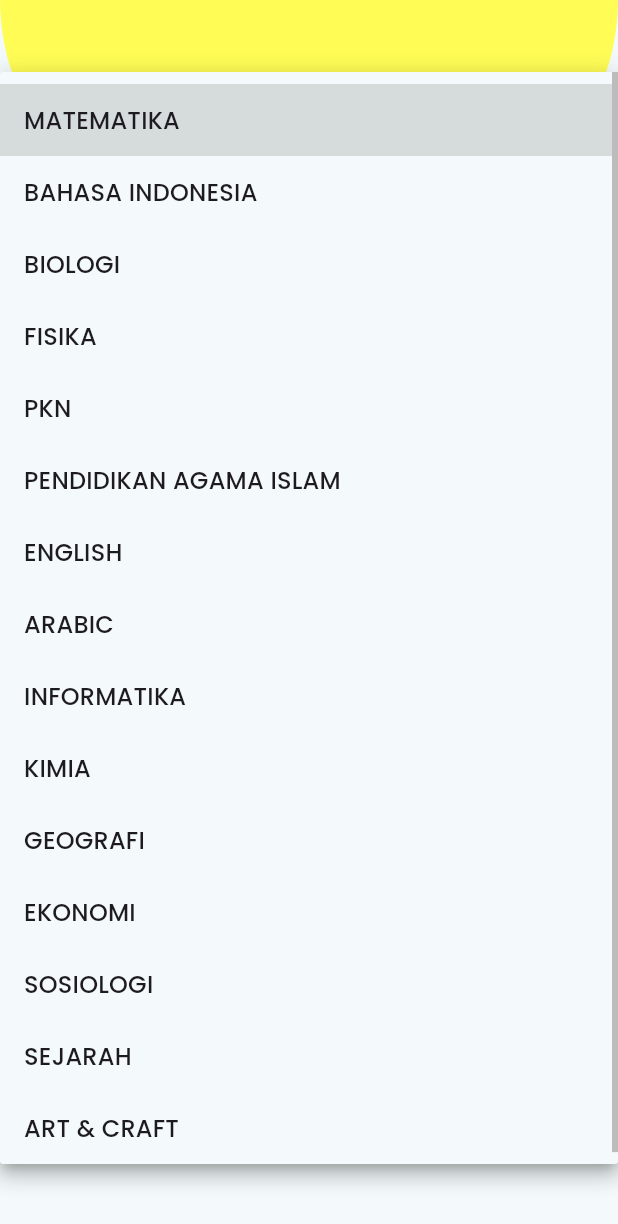
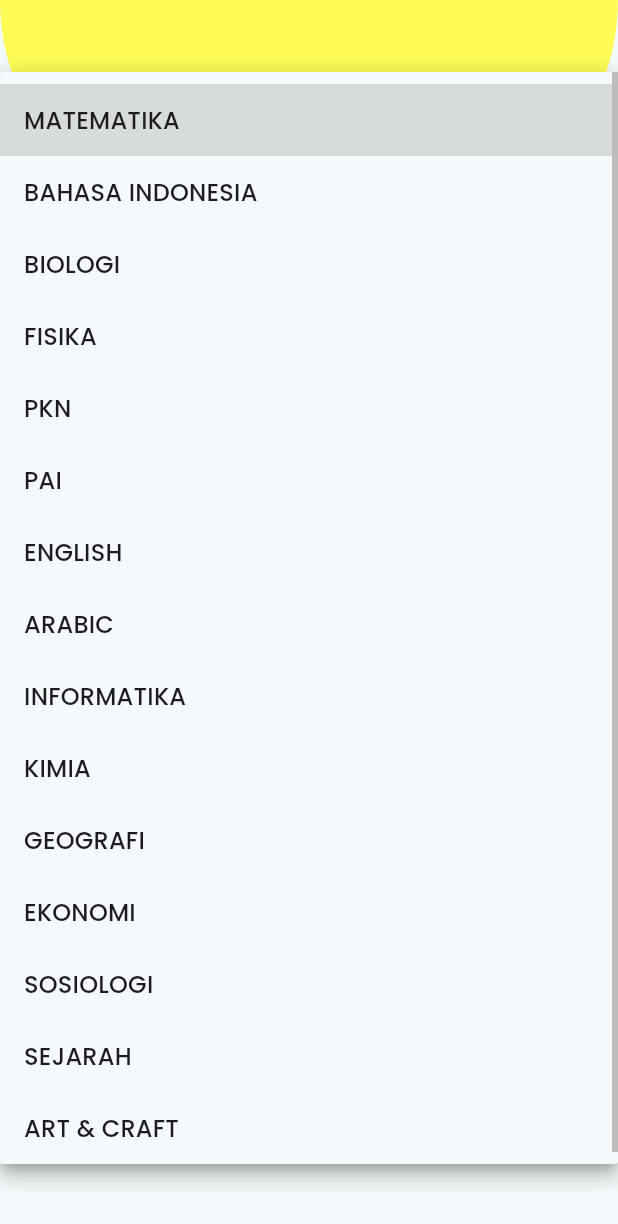
Before and after one commit to fadliaditya06/Microlearning-Mobile, a Flutter app: the EditPengajar screen opened directly with empty values, after a tap on "MATEMATIKA", on a phone screen of 412 x 824 dp. Shown: the top 1224 px of the screen. Run offline on Flutter 3.47's test engine with Material 3 defaults, Android fonts, the phone set to English and light mode, and no system bars; our stand-ins replace cloud_firestore, file_picker, firebase_auth, firebase_core, firebase_storage, get and 5 more; missing offline and left inert: syncfusion_flutter_pdfviewer; accounts and stored records are empty.

Commit message:
perbaikan daftar pelajaran pada tambah pengajar dan edit pengajar

```diff
--- a/lib/edit_pengajar.dart
+++ b/lib/edit_pengajar.dart
@@ -22,7 +22,7 @@ class EditPengajarState extends State<EditPengajar> {
     'BIOLOGI',
     'FISIKA',
     'PKN',
-    'PENDIDIKAN AGAMA ISLAM',
+    'PAI',
     'ENGLISH',
     'ARABIC',
     'INFORMATIKA',
--- a/lib/tambah_pengajar.dart
+++ b/lib/tambah_pengajar.dart
@@ -22,7 +22,7 @@ class TambahPengajarState extends State<TambahPengajar> {
     'BIOLOGI',
     'FISIKA',
     'PKN',
-    'PENDIDIKAN AGAMA ISLAM',
+    'PAI',
     'ENGLISH',
     'ARABIC',
     'INFORMATIKA',
```
